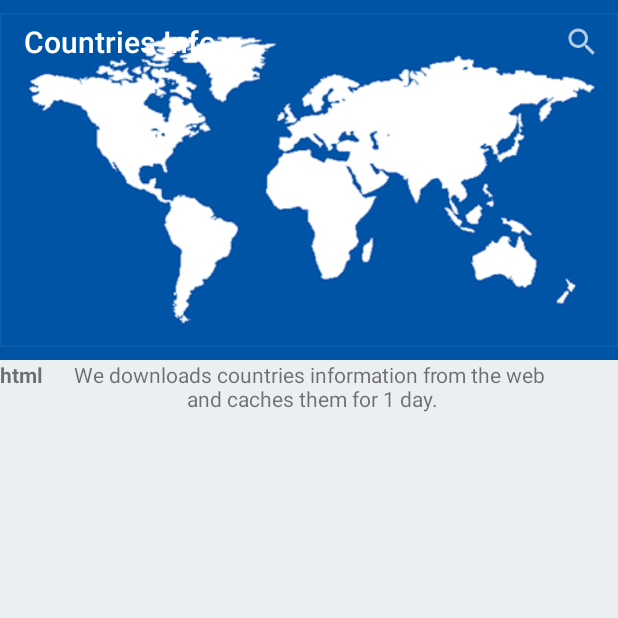
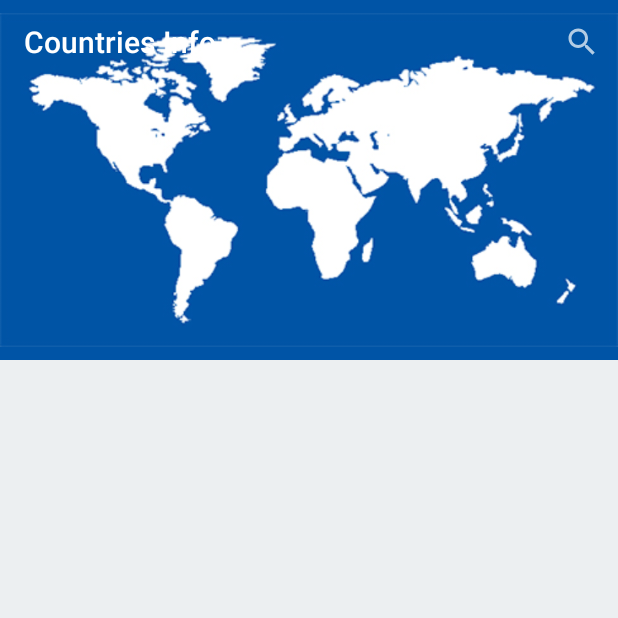
Before and after one commit to mohsenr7105/CountriesInfo, an Android app: the screen it shows after launch (MainActivity), on a phone screen of 412 x 824 dp, the top half of it. Run offline under Robolectric (Android 15) with nearby library versions, the phone set to English and light mode, and no system bars.

Commit message:
fix: html parsable custom text view

```diff
--- a/app/src/main/java/ir/mohsenr7105/countriesinfo/view/HtmlParsableTextView.java
+++ b/app/src/main/java/ir/mohsenr7105/countriesinfo/view/HtmlParsableTextView.java
@@ -26,8 +26,10 @@ public class HtmlParsableTextView extends AppCompatTextView {
 
     private void style(Context context, AttributeSet attrs){
         TypedArray typedArray = context.obtainStyledAttributes(attrs, R.styleable.HtmlParsableTextView);
-        setHtmlText(typedArray.getString(R.styleable.HtmlParsableTextView_htmlText));
-        typedArray.recycle();
+        if (typedArray.hasValue(R.styleable.HtmlParsableTextView_htmlText)){
+            setHtmlText(typedArray.getString(R.styleable.HtmlParsableTextView_htmlText));
+            typedArray.recycle();
+        }
     }
 
     public void setHtmlText(String htmlText){
--- a/app/src/main/res/layout/content_main.xml
+++ b/app/src/main/res/layout/content_main.xml
@@ -2,26 +2,13 @@
 <RelativeLayout xmlns:android="http://schemas.android.com/apk/res/android"
     xmlns:app="http://schemas.android.com/apk/res-auto"
     xmlns:tools="http://schemas.android.com/tools"
+    android:layout_width="match_parent"
+    android:layout_height="match_parent"
+    android:background="@color/colorBg"
     android:orientation="vertical"
     app:layout_behavior="@string/appbar_scrolling_view_behavior"
     tools:context=".MainActivity"
-    tools:showIn="@layout/activity_main"
-    android:background="@color/colorBg"
-    android:layout_width="match_parent"
-    android:layout_height="match_parent">
-
-    <ir.mohsenr7105.countriesinfo.view.HtmlParsableTextView
-        android:id="@+id/text_loading_message"
-        app:htmlText="@string/html_test"
-        android:layout_width="match_parent"
-        android:layout_height="match_parent" />
-
-    <android.support.v7.widget.AppCompatTextView
-        android:id="@+id/text_cache_message"
-        android:layout_width="match_parent"
-        android:layout_height="match_parent"
-        android:gravity="center_horizontal"
-        android:text="@string/message_caching_alert" />
+    tools:showIn="@layout/activity_main">
 
     <android.support.v7.widget.RecyclerView
         android:id="@+id/recycler_countries"
--- a/app/src/main/res/values/strings.xml
+++ b/app/src/main/res/values/strings.xml
@@ -19,16 +19,4 @@
         Languages: <b>%10$s</b><br>
 ]]>
     </string>
-    <string name="message_caching_alert">
-        We downloads countries information from the web\n
-        and caches them for 1 day.
-    </string>
-    <string name="message_loading_countries">
-        Loading Countries&#8230;
-    </string>
-    <string name="html_test">
-        <![CDATA[
-        <b>html</b>
-]]>
-    </string>
 </resources>
```
Also changed, not shown: app/src/main/java/ir/mohsenr7105/countriesinfo/fragment/BottomSheetDetailsFragment.java (+5 -4 lines), app/src/main/res/layout/fragment_bottom_sheet_details.xml (+4 -4 lines). Lines whose indentation alone changed are shown as unchanged.
